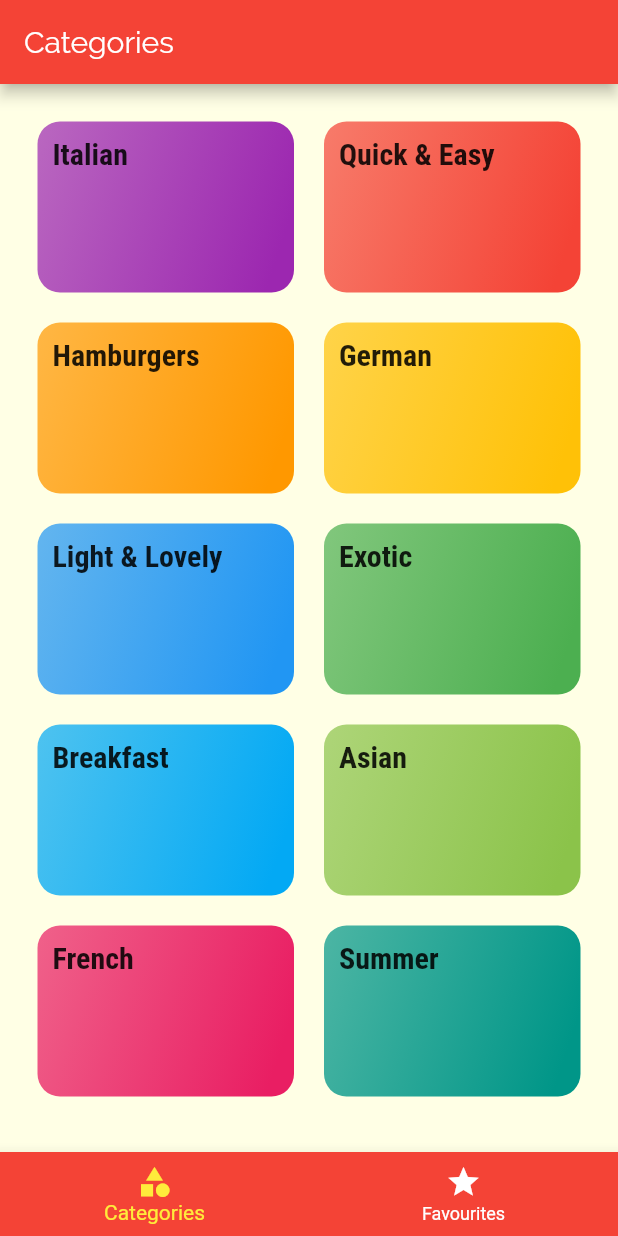
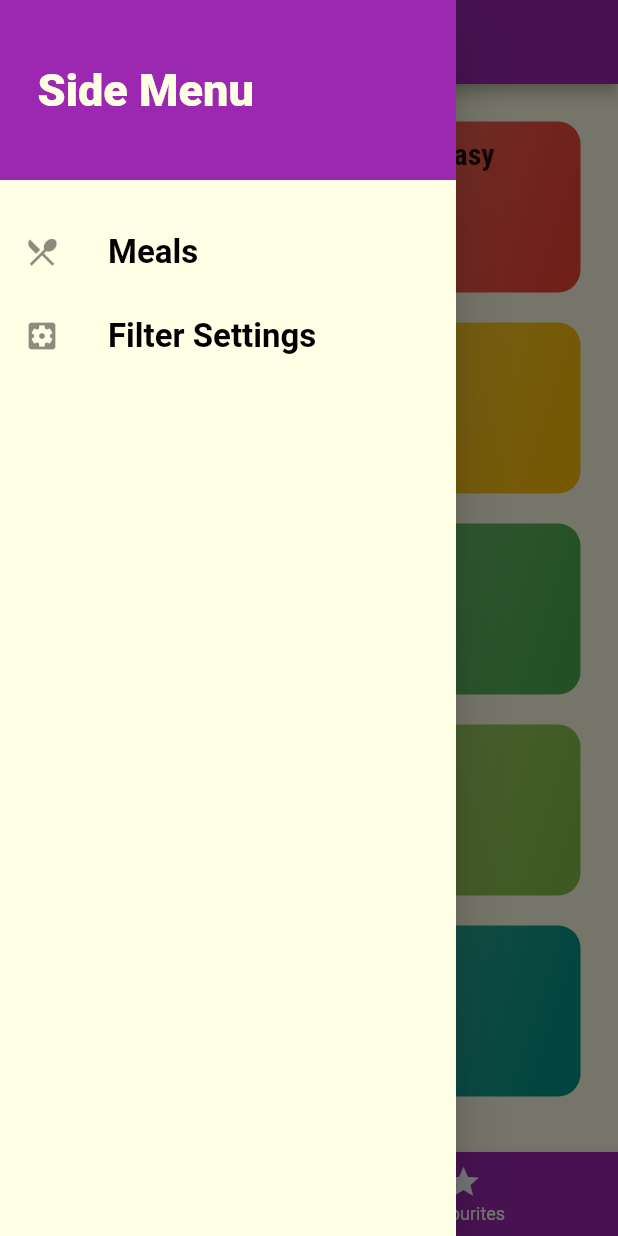
Before and after one commit to dipinkp1993/FoodZoned, a Flutter app: the screen it shows after launch, with the side drawer open (before the commit the screen has no drawer), on a phone screen of 412 x 824 dp. Run offline on Flutter 3.47's test engine with Material 2 defaults, Android fonts, the phone set to English and light mode, and no system bars.

Commit message:
added custom drawer

```diff
--- a/lib/main.dart
+++ b/lib/main.dart
@@ -13,7 +13,7 @@ class MyApp extends StatelessWidget {
     return MaterialApp(
       title: 'FoodMate',
       theme: ThemeData(
-        primarySwatch: Colors.red,
+        primarySwatch: Colors.purple,
         accentColor: Colors.cyan,
         canvasColor: Color.fromRGBO(255, 255, 229, 1),
         fontFamily: 'Raleway',
--- a/lib/pages/tabs_page_bottom.dart
+++ b/lib/pages/tabs_page_bottom.dart
@@ -1,6 +1,7 @@
 import 'package:flutter/material.dart';
 import '../pages/categories_page.dart';
 import '../pages/favourites_page.dart';
+import '../widgets/main_drawer.dart';
 
 class TabsPaged extends StatefulWidget {
   @override
@@ -31,6 +32,7 @@ class _TabsPagedState extends State<TabsPaged> {
       appBar: AppBar(
         title: Text(_pages[_selectedPageIndex]['title']),
       ),
+      drawer: MainDrawer(),
       body: _pages[_selectedPageIndex]['page'],
       bottomNavigationBar: BottomNavigationBar(
         unselectedItemColor: Colors.white,
--- /dev/null
+++ b/lib/widgets/main_drawer.dart
@@ -0,0 +1,51 @@
+import 'package:flutter/material.dart';
+
+class MainDrawer extends StatelessWidget {
+  Widget buildListTile(String titleName, IconData icon) {
+    return ListTile(
+      leading: Icon(
+        icon,
+        size: 24,
+      ),
+      title: Text(
+        titleName,
+        style: TextStyle(
+          color: Colors.black,
+          fontSize: 22,
+          fontWeight: FontWeight.bold,
+        ),
+      ),
+      onTap: () {},
+    );
+  }
+
+  @override
+  Widget build(BuildContext context) {
+    return Drawer(
+      child: Column(
+        children: <Widget>[
+          Container(
+            height: 120,
+            width: double.infinity,
+            padding: EdgeInsets.all(25),
+            alignment: Alignment.centerLeft,
+            color: Colors.purple,
+            child: Text(
+              'Side Menu',
+              style: TextStyle(
+                color: Theme.of(context).canvasColor,
+                fontWeight: FontWeight.w900,
+                fontSize: 30,
+              ),
+            ),
+          ),
+          SizedBox(
+            height: 20,
+          ),
+          buildListTile('Meals', Icons.restaurant_menu),
+          buildListTile('Filter Settings', Icons.settings_applications),
+        ],
+      ),
+    );
+  }
+}
```
